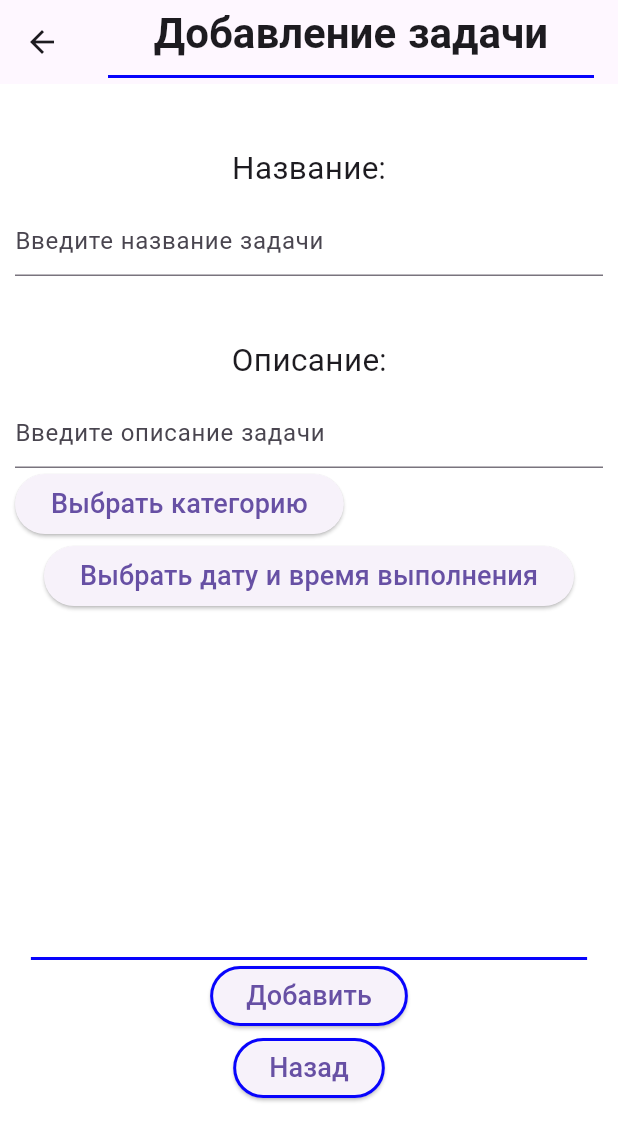
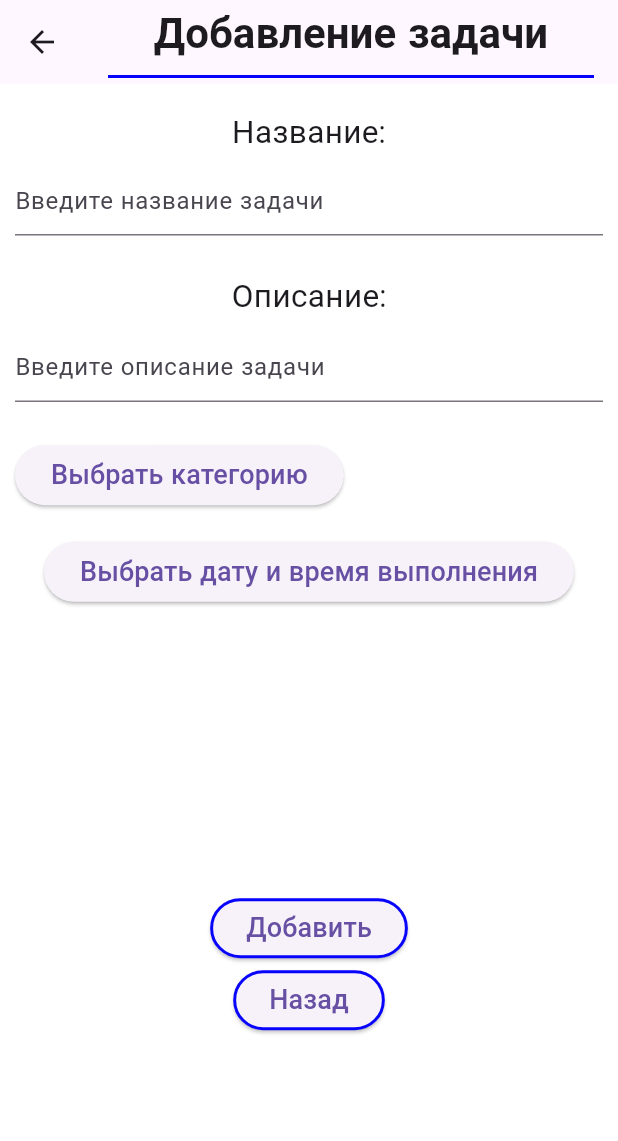
Before and after one commit to schlimmsten/Multitask, a Flutter app: the Navigation screen opened directly, after a tap on the "add" icon, on a phone screen of 412 x 824 dp. Shown: the top 1141 px of the screen. Run offline on Flutter 3.47's test engine with Material 3 defaults, Android fonts, the phone set to English and light mode, and no system bars; project files that could hold a hidden picture were left out.

Commit message:
Адаптация виджетов под размеры различных устройств, также исправлен ввод названия и описания задачи

```diff
--- a/lib/add_screen_components/add_screen_builder.dart
+++ b/lib/add_screen_components/add_screen_builder.dart
@@ -19,32 +19,38 @@ class AddScreeBuilder extends StatelessWidget {
       appBar: AppBar(title: const Header(), centerTitle: true,),
       body: Container(
         padding: const EdgeInsets.only(left: 10, right: 10),
-        child: Column(
+        child: SingleChildScrollView(
+          //padding: const EdgeInsets.all(32),
+          child: Column(
           children: [
-            const SizedBox(height: 40),
+            SizedBox(height: MediaQuery.of(context).size.height * 0.02),
             Text(
               "Название:",
               textAlign: TextAlign.right,
               style: mainTextStyle(),
             ),
-            const SizedBox(height: 10),
+            SizedBox(height: MediaQuery.of(context).size.height * 0.008),
             const NameField(),
-            const SizedBox(height: 40),
+            SizedBox(height: MediaQuery.of(context).size.height * 0.03),
             Text(
               "Описание:",
               textAlign: TextAlign.left,
               style: mainTextStyle(),
             ),
-            const SizedBox(height: 10),
+            SizedBox(height: MediaQuery.of(context).size.height * 0.01),
             const DescriptionField(),
+            SizedBox(height: MediaQuery.of(context).size.height * 0.03),
             const CategoryPicker(),
+            SizedBox(height: MediaQuery.of(context).size.height * 0.02),
             const DatePicker(),
-            const SizedBox(height: 230),
-            const Line(),
+            SizedBox(height: MediaQuery.of(context).size.height * 0.23),
+            //const Line(),
             const AddButton(),
             const DeclineButton(),
           ],
         ),
+        )
+
       ),
     );
   }
--- a/lib/main_screen_components/main_screen_builder.dart
+++ b/lib/main_screen_components/main_screen_builder.dart
@@ -13,14 +13,16 @@ class MainScreenBuilder extends StatefulWidget {
 class _MainScreenBuilderState extends State<MainScreenBuilder> {
   @override
   Widget build(BuildContext context) {
-    return const Scaffold(
+    final screenHeight = MediaQuery.of(context).size.height;
+
+    return Scaffold(
       body: Column(
         children: [
-          SizedBox(height: 10),
-          DayBuilder(),
-          DateBuilder(),
-          SizedBox(height: 540),
-          AddButton()
+          const SizedBox(height: 10),
+          const DayBuilder(),
+          const DateBuilder(),
+          SizedBox(height: screenHeight * 0.65), // Расстояние между DateBuilder и AddButton
+          const AddButton(),
         ],
       ),
     );
--- a/lib/navigation_rail/nav_rail.dart
+++ b/lib/navigation_rail/nav_rail.dart
@@ -88,7 +88,7 @@ class _NavigationState extends State<Navigation> {
               padding: EdgeInsets.zero,
               children: [
                 SizedBox(
-                  height: 120,
+                  height: MediaQuery.of(context).size.height * 0.17,
                   child: DrawerHeader(
                     child: Row(
                       children: [
@@ -170,14 +170,15 @@ class _NavigationState extends State<Navigation> {
                     Navigator.pop(context);
                   },
                 ),
-                const SizedBox(height: 400),
-                ListTile(
+              Padding(
+                  padding: EdgeInsets.only(top: MediaQuery.of(context).size.height * 0.55),
+                  child: ListTile(
                   title: Row(
                     children: <Widget>[
                       Image.asset(
                         Provider.of<CustomTheme>(context).isDarkTheme ?'images/settings_white.png':'images/settings_blue.png',
-                        width: 25,
-                        height: 25,
+                        width: MediaQuery.of(context).size.width * 0.05, // 5% ширины экрана
+                        height: MediaQuery.of(context).size.width * 0.05, // 5% ширины экрана
                       ),
                       const SizedBox(width: 9),
                       Text(
@@ -199,6 +200,7 @@ class _NavigationState extends State<Navigation> {
                     Navigator.pop(context);
                   },
                 ),
+              )
             ],
           ),
         ),
--- a/lib/settings_screen_components/switchers_builder.dart
+++ b/lib/settings_screen_components/switchers_builder.dart
@@ -15,13 +15,13 @@ class SwitchersBuilder extends StatelessWidget {
             initialValue: false,
             onChanged: (value) {},
             width: 40),
-        const SizedBox(height: 30),
+        SizedBox(height: MediaQuery.of(context).size.height * 0.04),
         SettingsRow(
             title: "Показывать расписание",
             initialValue: false,
             onChanged: (value) {},
             width: 45),
-        const SizedBox(height: 30),
+        SizedBox(height: MediaQuery.of(context).size.height * 0.04),
         SettingsRow(
             title: "Тёмная тема",
             initialValue: customTheme.isDarkTheme,
@@ -30,7 +30,7 @@ class SwitchersBuilder extends StatelessWidget {
                   value); // Используем метод экземпляра класса CustomTheme, предоставленного провайдером
             },
             width: 160),
-        const SizedBox(height: 350),
+        SizedBox(height: MediaQuery.of(context).size.height * 0.4),
       ],
     );
   }
```
Also changed, not shown: lib/screens/home_screen.dart (+15 -4 lines), images/MT_dark.png (added), images/main_page_dark_theme.png (added), images/schedule_dark.png (added), images/settings_dark.png (added). Lines whose indentation alone changed are shown as unchanged.
